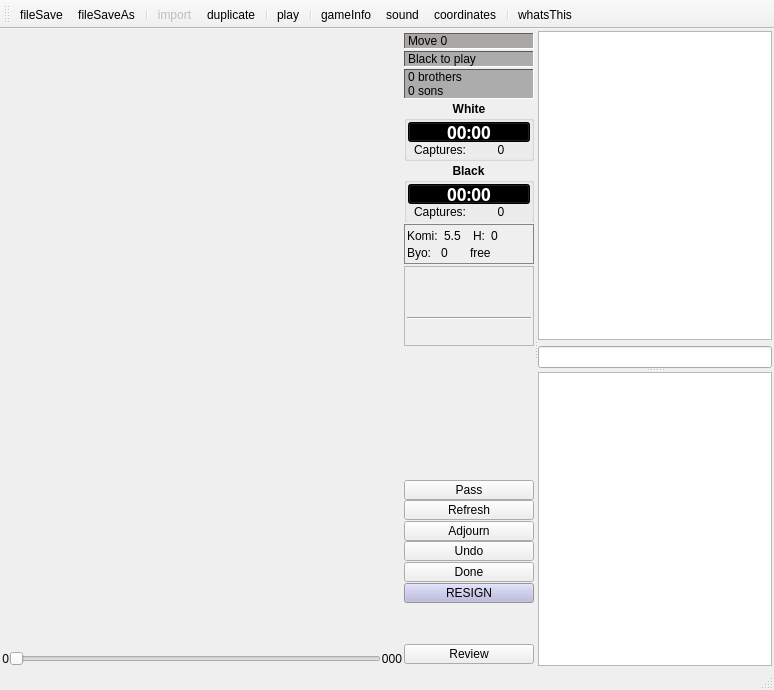
Qt form src/board/boardwindow.ui (iamsyt/qgo) before a commit.
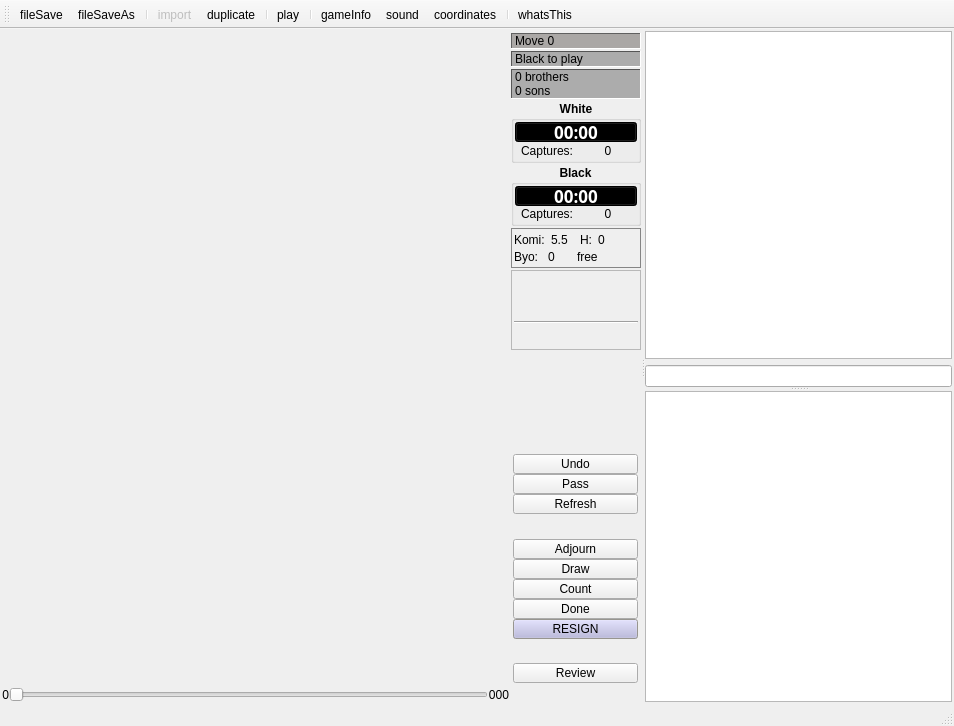
The same form after that commit. The open tabs and pages were chosen to show the change. Icons and pictures are not drawn. Custom widgets are drawn as their Qt base class.

Commit message: adjourn, count, draw buttons

What changed in the file:
```diff
--- a/src/board/boardwindow.ui
+++ b/src/board/boardwindow.ui
@@ -5,8 +5,8 @@
    <rect>
     <x>0</x>
     <y>0</y>
-    <width>774</width>
-    <height>690</height>
+    <width>954</width>
+    <height>726</height>
    </rect>
   </property>
   <property name="minimumSize" >
@@ -5311,10 +5311,16 @@
               </layout>
              </widget>
              <widget class="QWidget" name="page_4" >
-              <layout class="QVBoxLayout" >
-               <property name="margin" >
-                <number>0</number>
+              <widget class="QWidget" name="" >
+               <property name="geometry" >
+                <rect>
+                 <x>0</x>
+                 <y>11</y>
+                 <width>129</width>
+                 <height>257</height>
+                </rect>
                </property>
+               <layout class="QVBoxLayout" name="verticalLayout" >
                <item>
                 <spacer>
                  <property name="orientation" >
@@ -5322,20 +5328,42 @@
                  </property>
                  <property name="sizeHint" stdset="0" >
                   <size>
-                   <width>109</width>
-                   <height>31</height>
+                    <width>127</width>
+                    <height>18</height>
                   </size>
                  </property>
                 </spacer>
                </item>
                <item>
-                <layout class="QVBoxLayout" >
-                 <property name="spacing" >
-                  <number>1</number>
-                 </property>
-                 <property name="margin" >
-                  <number>0</number>
-                 </property>
+                 <widget class="QPushButton" name="undoButton" >
+                  <property name="sizePolicy" >
+                   <sizepolicy vsizetype="Fixed" hsizetype="Minimum" >
+                    <horstretch>0</horstretch>
+                    <verstretch>0</verstretch>
+                   </sizepolicy>
+                  </property>
+                  <property name="maximumSize" >
+                   <size>
+                    <width>16777215</width>
+                    <height>20</height>
+                   </size>
+                  </property>
+                  <property name="focusPolicy" >
+                   <enum>Qt::NoFocus</enum>
+                  </property>
+                  <property name="toolTip" >
+                   <string>Undo last move</string>
+                  </property>
+                  <property name="whatsThis" >
+                   <string>Undo
+
+Undo the opponent's last move.</string>
+                  </property>
+                  <property name="text" >
+                   <string>Undo</string>
+                  </property>
+                 </widget>
+                </item>
                  <item>
                   <widget class="QPushButton" name="passButton" >
                    <property name="sizePolicy" >
@@ -5366,16 +5394,6 @@
                    </property>
                   </widget>
                  </item>
-                </layout>
-               </item>
-               <item>
-                <layout class="QVBoxLayout" >
-                 <property name="spacing" >
-                  <number>1</number>
-                 </property>
-                 <property name="margin" >
-                  <number>0</number>
-                 </property>
                  <item>
                   <widget class="QPushButton" name="refreshButton" >
                    <property name="sizePolicy" >
@@ -5406,6 +5424,19 @@
                    </property>
                   </widget>
                  </item>
+                <item>
+                 <spacer name="spacer" >
+                  <property name="orientation" >
+                   <enum>Qt::Vertical</enum>
+                  </property>
+                  <property name="sizeHint" stdset="0" >
+                   <size>
+                    <width>127</width>
+                    <height>17</height>
+                   </size>
+                  </property>
+                 </spacer>
+                </item>
                  <item>
                   <widget class="QPushButton" name="adjournButton" >
                    <property name="sizePolicy" >
@@ -5436,20 +5467,40 @@
                    </property>
                   </widget>
                  </item>
-                </layout>
+                <item>
+                 <widget class="QPushButton" name="drawButton" >
+                  <property name="sizePolicy" >
+                   <sizepolicy vsizetype="Minimum" hsizetype="Minimum" >
+                    <horstretch>0</horstretch>
+                    <verstretch>0</verstretch>
+                   </sizepolicy>
+                  </property>
+                  <property name="maximumSize" >
+                   <size>
+                    <width>16777215</width>
+                    <height>20</height>
+                   </size>
+                  </property>
+                  <property name="focusPolicy" >
+                   <enum>Qt::NoFocus</enum>
+                  </property>
+                  <property name="toolTip" >
+                   <string>Pass move</string>
+                  </property>
+                  <property name="whatsThis" >
+                   <string>Pass
+
+Pass your turn.</string>
+                  </property>
+                  <property name="text" >
+                   <string>Draw</string>
+                  </property>
+                 </widget>
                </item>
                <item>
-                <layout class="QVBoxLayout" >
-                 <property name="spacing" >
-                  <number>1</number>
-                 </property>
-                 <property name="margin" >
-                  <number>0</number>
-                 </property>
-                 <item>
-                  <widget class="QPushButton" name="undoButton" >
+                 <widget class="QPushButton" name="countButton" >
                    <property name="sizePolicy" >
-                    <sizepolicy vsizetype="Fixed" hsizetype="Minimum" >
+                   <sizepolicy vsizetype="Minimum" hsizetype="Minimum" >
                      <horstretch>0</horstretch>
                      <verstretch>0</verstretch>
                     </sizepolicy>
@@ -5472,7 +5523,7 @@
 Undo the opponent's last move.</string>
                    </property>
                    <property name="text" >
-                    <string>Undo</string>
+                   <string>Count</string>
                    </property>
                   </widget>
                  </item>
@@ -6015,8 +6066,8 @@
                    </property>
                    <property name="sizeHint" stdset="0" >
                     <size>
-                     <width>20</width>
-                     <height>40</height>
+                    <width>125</width>
+                    <height>19</height>
                     </size>
                    </property>
                   </spacer>
@@ -6035,10 +6086,9 @@
                   </widget>
                  </item>
                 </layout>
-               </item>
-              </layout>
-             </widget>
-            </widget>
+              </widget>
+             </widget>
+            </widget>
            </item>
           </layout>
          </widget>
```
Left out of the diff: 19 changed lines with no effect on the pictures. Lines whose indentation alone changed are shown as unchanged.
